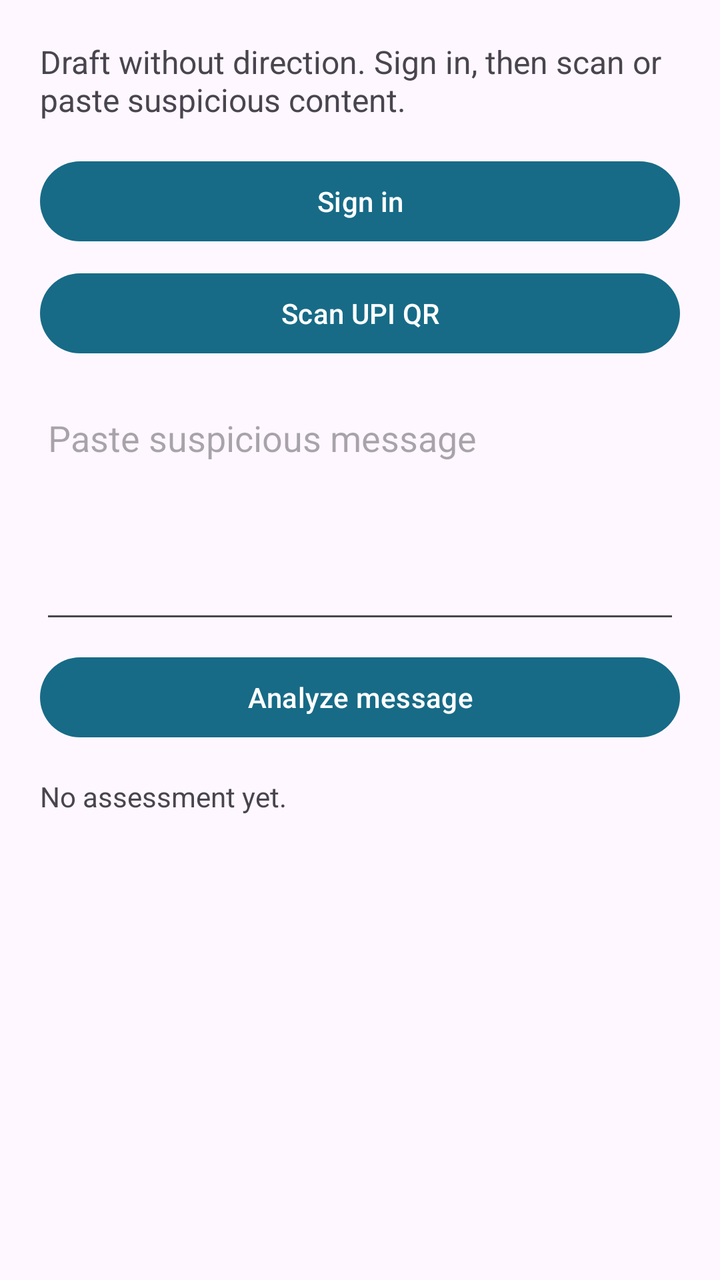
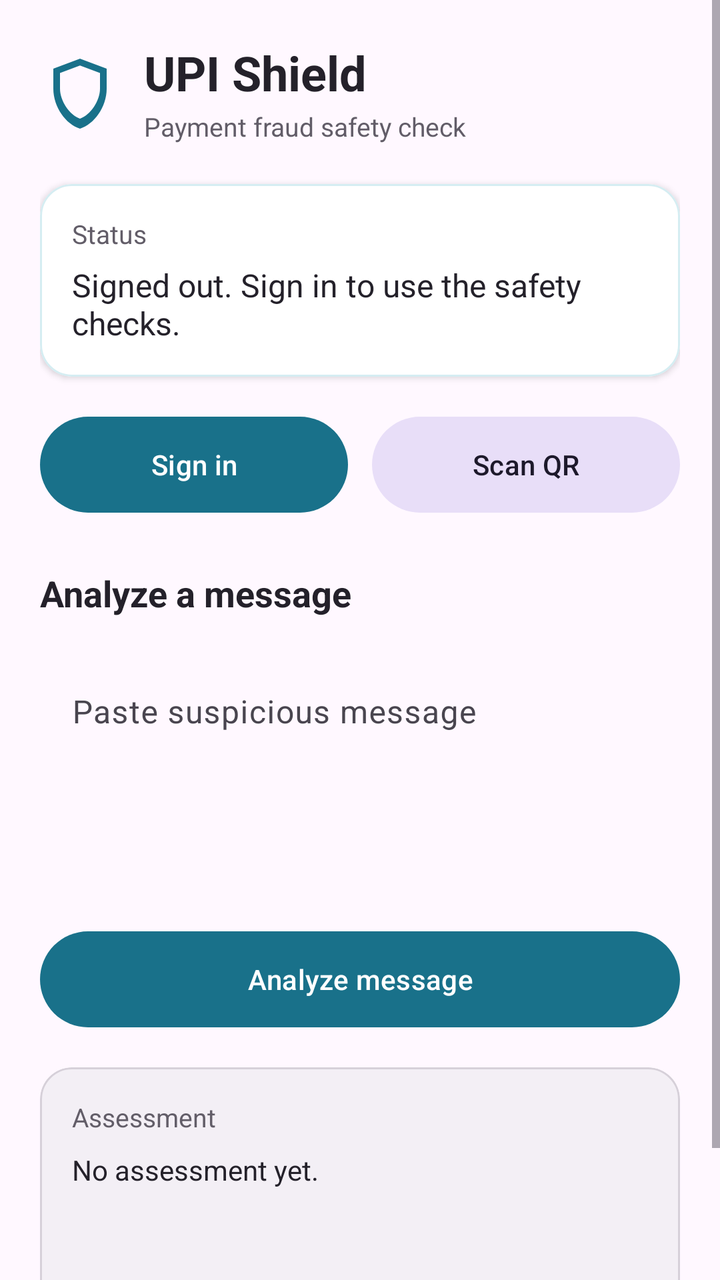

Two renders of the same Android screen: before a commit and after it. Below are the layout's source before the change and the commit's diff.
<!-- AndroidManifest.xml: application theme Theme.UPIShield -->
<!-- res/layout/activity_main.xml -->
<?xml version="1.0" encoding="utf-8"?>
<LinearLayout xmlns:android="http://schemas.android.com/apk/res/android"
    android:layout_width="match_parent"
    android:layout_height="match_parent"
    android:orientation="vertical"
    android:padding="20dp">

    <TextView
        android:id="@+id/statusText"
        android:layout_width="match_parent"
        android:layout_height="wrap_content"
        android:text="Draft without direction. Sign in, then scan or paste suspicious content."
        android:textSize="16sp" />

    <Button
        android:id="@+id/loginButton"
        android:layout_width="match_parent"
        android:layout_height="48dp"
        android:layout_marginTop="16dp"
        android:text="Sign in" />

    <Button
        android:id="@+id/scanButton"
        android:layout_width="match_parent"
        android:layout_height="48dp"
        android:layout_marginTop="8dp"
        android:text="Scan UPI QR" />

    <EditText
        android:id="@+id/messageInput"
        android:layout_width="match_parent"
        android:layout_height="120dp"
        android:layout_marginTop="16dp"
        android:gravity="top"
        android:hint="Paste suspicious message"
        android:inputType="textMultiLine"
        android:autofillHints="" />

    <Button
        android:id="@+id/analyzeButton"
        android:layout_width="match_parent"
        android:layout_height="48dp"
        android:layout_marginTop="8dp"
        android:text="Analyze message" />

    <TextView
        android:id="@+id/resultText"
        android:layout_width="match_parent"
        android:layout_height="0dp"
        android:layout_marginTop="16dp"
        android:layout_weight="1"
        android:scrollbars="vertical"
        android:text="No assessment yet."
        android:textSize="14sp" />
</LinearLayout>
<!-- resources referenced by this layout -->
<resources>
  <style name="Theme.UPIShield" parent="Theme.Material3.Light.NoActionBar">
          <item name="colorPrimary">#176B87</item>
          <item name="colorSecondary">#D97706</item>
      </style>
</resources>

<!-- the commit's change to res/layout/activity_main.xml (unified diff, before → after) -->
@@ -1,55 +1,183 @@
 <?xml version="1.0" encoding="utf-8"?>
-<LinearLayout xmlns:android="http://schemas.android.com/apk/res/android"
+<ScrollView xmlns:android="http://schemas.android.com/apk/res/android"
+    xmlns:app="http://schemas.android.com/apk/res-auto"
     android:layout_width="match_parent"
     android:layout_height="match_parent"
-    android:orientation="vertical"
-    android:padding="20dp">
+    android:background="@color/background"
+    android:fillViewport="true">
 
-    <TextView
-        android:id="@+id/statusText"
+    <LinearLayout
         android:layout_width="match_parent"
         android:layout_height="wrap_content"
-        android:text="Draft without direction. Sign in, then scan or paste suspicious content."
-        android:textSize="16sp" />
+        android:orientation="vertical"
+        android:padding="20dp">
 
-    <Button
-        android:id="@+id/loginButton"
-        android:layout_width="match_parent"
-        android:layout_height="48dp"
-        android:layout_marginTop="16dp"
-        android:text="Sign in" />
+        <LinearLayout
+            android:layout_width="match_parent"
+            android:layout_height="wrap_content"
+            android:gravity="center_vertical"
+            android:orientation="horizontal">
 
-    <Button
-        android:id="@+id/scanButton"
-        android:layout_width="match_parent"
-        android:layout_height="48dp"
-        android:layout_marginTop="8dp"
-        android:text="Scan UPI QR" />
+            <ImageView
+                android:layout_width="40dp"
+                android:layout_height="40dp"
+                android:contentDescription="@string/app_name"
+                android:src="@drawable/ic_shield" />
 
-    <EditText
-        android:id="@+id/messageInput"
-        android:layout_width="match_parent"
-        android:layout_height="120dp"
-        android:layout_marginTop="16dp"
-        android:gravity="top"
-        android:hint="Paste suspicious message"
-        android:inputType="textMultiLine"
-        android:autofillHints="" />
+            <LinearLayout
+                android:layout_width="0dp"
+                android:layout_height="wrap_content"
+                android:layout_marginStart="12dp"
+                android:layout_weight="1"
+                android:orientation="vertical">
 
-    <Button
-        android:id="@+id/analyzeButton"
-        android:layout_width="match_parent"
-        android:layout_height="48dp"
-        android:layout_marginTop="8dp"
-        android:text="Analyze message" />
+                <TextView
+                    android:layout_width="wrap_content"
+                    android:layout_height="wrap_content"
+                    android:text="@string/app_name"
+                    android:textColor="@color/text_primary"
+                    android:textSize="24sp"
+                    android:textStyle="bold" />
 
-    <TextView
-        android:id="@+id/resultText"
-        android:layout_width="match_parent"
-        android:layout_height="0dp"
-        android:layout_marginTop="16dp"
-        android:layout_weight="1"
-        android:scrollbars="vertical"
-        android:text="No assessment yet."
-        android:textSize="14sp" />
-</LinearLayout>
+                <TextView
+                    android:layout_width="wrap_content"
+                    android:layout_height="wrap_content"
+                    android:layout_marginTop="2dp"
+                    android:text="Payment fraud safety check"
+                    android:textColor="@color/text_secondary"
+                    android:textSize="13sp" />
+            </LinearLayout>
+        </LinearLayout>
+
+        <com.google.android.material.card.MaterialCardView
+            android:layout_width="match_parent"
+            android:layout_height="wrap_content"
+            android:layout_marginTop="20dp"
+            app:cardBackgroundColor="@color/surface"
+            app:cardCornerRadius="16dp"
+            app:cardElevation="2dp"
+            app:strokeColor="@color/primary_light"
+            app:strokeWidth="1dp">
+
+            <LinearLayout
+                android:layout_width="match_parent"
+                android:layout_height="wrap_content"
+                android:orientation="vertical"
+                android:padding="16dp">
+
+                <TextView
+                    android:layout_width="wrap_content"
+                    android:layout_height="wrap_content"
+                    android:text="Status"
+                    android:textColor="@color/text_secondary"
+                    android:textSize="13sp" />
+
+                <TextView
+                    android:id="@+id/statusText"
+                    android:layout_width="match_parent"
+                    android:layout_height="wrap_content"
+                    android:layout_marginTop="6dp"
+                    android:text="Signed out. Sign in to use the safety checks."
+                    android:textColor="@color/text_primary"
+                    android:textSize="16sp" />
+            </LinearLayout>
+        </com.google.android.material.card.MaterialCardView>
+
+        <LinearLayout
+            android:layout_width="match_parent"
+            android:layout_height="wrap_content"
+            android:layout_marginTop="16dp"
+            android:orientation="horizontal">
+
+            <com.google.android.material.button.MaterialButton
+                android:id="@+id/loginButton"
+                android:layout_width="0dp"
+                android:layout_height="56dp"
+                android:layout_weight="1"
+                android:text="Sign in"
+                app:cornerRadius="32dp" />
+
+            <com.google.android.material.button.MaterialButton
+                android:id="@+id/scanButton"
+                style="@style/Widget.Material3.Button.TonalButton"
+                android:layout_width="0dp"
+                android:layout_height="56dp"
+                android:layout_marginStart="12dp"
+                android:layout_weight="1"
+                android:text="Scan QR"
+                app:cornerRadius="32dp" />
+        </LinearLayout>
+
+        <TextView
+            android:layout_width="wrap_content"
+            android:layout_height="wrap_content"
+            android:layout_marginTop="24dp"
+            android:text="Analyze a message"
+            android:textColor="@color/text_primary"
+            android:textSize="18sp"
+            android:textStyle="bold" />
+
+        <com.google.android.material.textfield.TextInputLayout
+            android:layout_width="match_parent"
+            android:layout_height="wrap_content"
+            android:layout_marginTop="10dp"
+            app:boxBackgroundMode="none"
+            app:boxStrokeColor="@color/secondary"
+            app:hintTextColor="@color/text_hint">
+
+            <com.google.android.material.textfield.TextInputEditText
+                android:id="@+id/messageInput"
+                android:layout_width="match_parent"
+                android:layout_height="120dp"
+                android:gravity="top"
+                android:hint="Paste suspicious message"
+                android:inputType="textMultiLine"
+                android:textColor="@color/text_primary"
+                android:textSize="16sp" />
+        </com.google.android.material.textfield.TextInputLayout>
+
+        <com.google.android.material.button.MaterialButton
+            android:id="@+id/analyzeButton"
+            android:layout_width="match_parent"
+            android:layout_height="56dp"
+            android:layout_marginTop="12dp"
+            android:text="Analyze message"
+            app:cornerRadius="32dp" />
+
+        <com.google.android.material.card.MaterialCardView
+            android:layout_width="match_parent"
+            android:layout_height="wrap_content"
+            android:layout_marginTop="16dp"
+            android:minHeight="160dp"
+            app:cardBackgroundColor="@color/surface_variant"
+            app:cardCornerRadius="16dp"
+            app:cardElevation="0dp"
+            app:strokeColor="@color/border"
+            app:strokeWidth="1dp">
+
+            <LinearLayout
+                android:layout_width="match_parent"
+                android:layout_height="wrap_content"
+                android:minHeight="160dp"
+                android:orientation="vertical"
+                android:padding="16dp">
+
+                <TextView
+                    android:layout_width="wrap_content"
+                    android:layout_height="wrap_content"
+                    android:text="Assessment"
+                    android:textColor="@color/text_secondary"
+                    android:textSize="13sp" />
+
+                <TextView
+                    android:id="@+id/resultText"
+                    android:layout_width="match_parent"
+                    android:layout_height="wrap_content"
+                    android:layout_marginTop="8dp"
+                    android:text="No assessment yet."
+                    android:textColor="@color/text_primary"
+                    android:textSize="14sp" />
+            </LinearLayout>
+        </com.google.android.material.card.MaterialCardView>
+    </LinearLayout>
+</ScrollView>
<!-- resource entries referenced after the edit -->
@@ -1,8 +1,43 @@
 <!-- resources referenced by this layout -->
 <resources>
+  <color name="background">#FFF8FF</color>
+  <color name="border">#D6D0D9</color>
+  <color name="primary_light">#D5EDF2</color>
+  <color name="secondary">#E17B19</color>
+  <color name="surface">#FFFFFF</color>
+  <color name="surface_variant">#F3EFF5</color>
+  <color name="text_hint">#AAA4AD</color>
+  <color name="text_primary">#24212A</color>
+  <color name="text_secondary">#625D68</color>
+  <!-- drawable ic_shield (drawable) -->
+  <vector xmlns:android="http://schemas.android.com/apk/res/android"
+      android:width="24dp"
+      android:height="24dp"
+      android:viewportWidth="24"
+      android:viewportHeight="24">
+      <path
+          android:fillColor="@color/primary"
+          android:pathData="M12,2L4,5v6c0,5.55 3.84,10.74 8,12c4.16,-1.26 8,-6.45 8,-12V5l-8,-3zM12,20c-3.1,-1.05 -6,-5.3 -6,-9V6.3l6,-2.25l6,2.25V11c0,3.7 -2.9,7.95 -6,9z" />
+  </vector>
+  <string name="app_name">UPI Shield</string>
   <style name="Theme.UPIShield" parent="Theme.Material3.Light.NoActionBar">
-          <item name="colorPrimary">#176B87</item>
-          <item name="colorSecondary">#D97706</item>
+          <item name="colorPrimary">@color/primary</item>
+          <item name="colorOnPrimary">@color/surface</item>
+          <item name="colorPrimaryContainer">@color/primary_light</item>
+          <item name="colorSecondary">@color/secondary</item>
+          <item name="android:colorBackground">@color/background</item>
+          <item name="android:windowLightStatusBar">false</item>
+          <item name="android:statusBarColor">@color/primary</item>
+          <item name="android:navigationBarColor">@android:color/black</item>
+          <item name="android:textColorPrimary">@color/text_primary</item>
+          <item name="android:textColorSecondary">@color/text_secondary</item>
+          <item name="materialAlertDialogTheme">@style/Theme.UPIShield.Dialog</item>
+      </style>
+  <color name="primary">#19718A</color>
+  <style name="Theme.UPIShield.Dialog" parent="ThemeOverlay.Material3.MaterialAlertDialog">
+          <item name="android:background">@color/surface</item>
+          <item name="colorPrimary">@color/primary</item>
+          <item name="dialogCornerRadius">8dp</item>
       </style>
 </resources>
 
